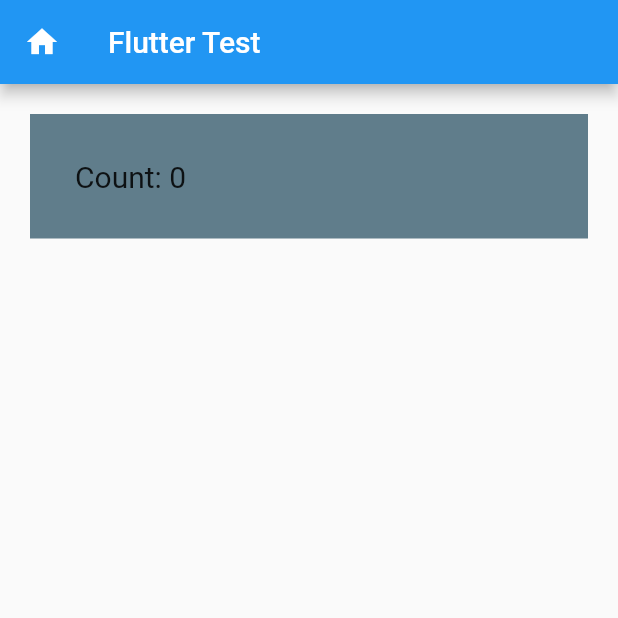
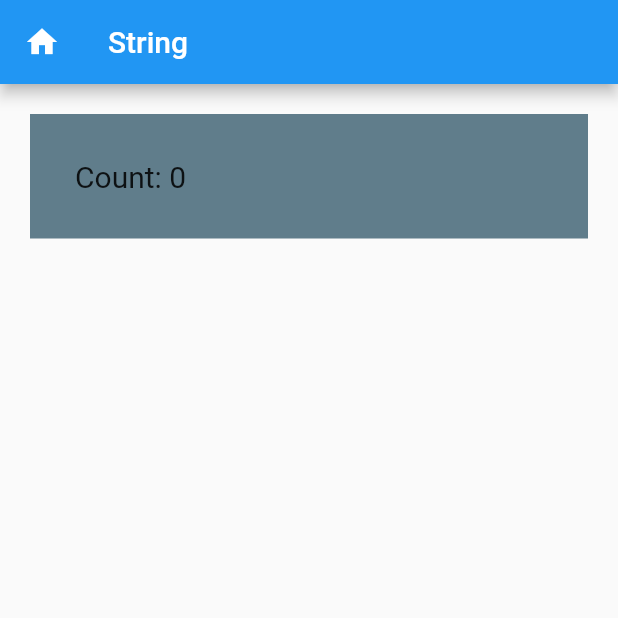
Before and after one commit to TharindaNimnajith/flutter_tutorial, a Flutter app: the screen it shows after launch, after a tap on the "add" icon, on a phone screen of 412 x 824 dp, the top half of it. Run offline on Flutter 3.47's test engine with Material 2 defaults, Android fonts, the phone set to English and light mode, and no system bars; our stand-ins replace device_preview.

Commit message:
test
Signed-off-by: TharindaNimnajith <tharindarajapakshe@gmail.com>

```diff
--- a/lib/apps/navigation_app.dart
+++ b/lib/apps/navigation_app.dart
@@ -24,7 +24,7 @@ class NavigationApp extends StatelessWidget {
         // '/first_page': (context) => FirstPage(
         //       title: 'FirstPage',
         //     ),
-        '/second_page': (context) => SecondPage(),
+        '/second_page': (context) => SecondPage(''),
       },
     );
   }
--- a/lib/screens/first_page.dart
+++ b/lib/screens/first_page.dart
@@ -19,7 +19,7 @@ class _FirstPageState extends State<FirstPage> {
 
   void _navigate() {
     Navigator.of(context).push(MaterialPageRoute(builder: (_) {
-      return SecondPage();
+      return SecondPage('String');
     }));
     // Navigator.of(context).pushNamed('/second_page');
   }
--- a/lib/screens/second_page.dart
+++ b/lib/screens/second_page.dart
@@ -3,8 +3,15 @@ import 'package:flutter/material.dart';
 
 import 'first_page.dart';
 
+// ignore: must_be_immutable
 class SecondPage extends StatefulWidget {
-  const SecondPage({Key? key}) : super(key: key);
+  String text = '';
+
+  SecondPage(String text) {
+    this.text = text;
+  }
+
+  // const SecondPage({Key? key}) : super(key: key);
 
   @override
   _SecondPageState createState() => _SecondPageState();
@@ -36,7 +43,7 @@ class _SecondPageState extends State<SecondPage> {
       child: Scaffold(
         appBar: AppBar(
           title: Text(
-            'Flutter Test',
+            widget.text,
           ),
           leading: IconButton(
             icon: Icon(
```
